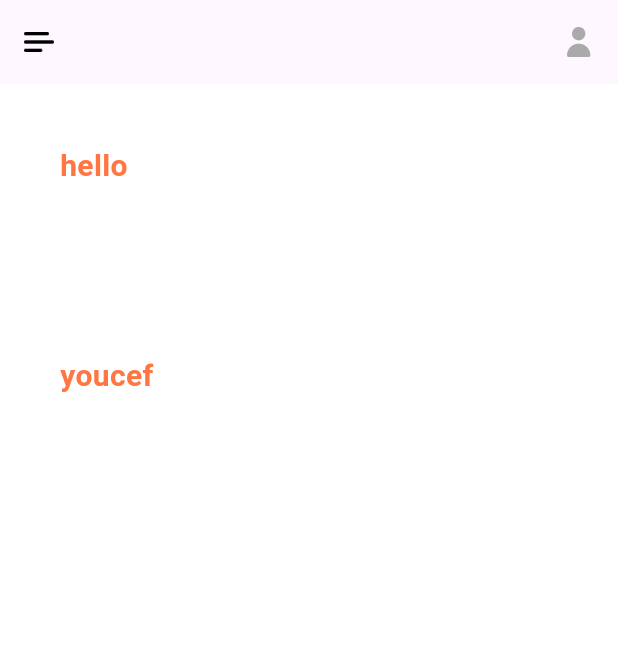
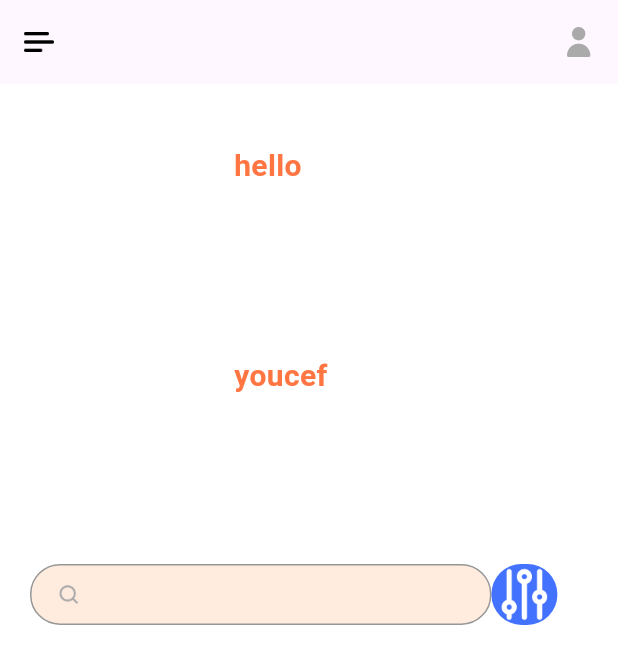
Before and after one commit to YoucefBm94/ulearning_app_bloc_provider, a Flutter app: the Homepage screen opened by its route, on a phone screen of 412 x 824 dp. Shown: the top 664 px of the screen. Run offline on Flutter 3.47's test engine with Material 3 defaults, Android fonts, the phone set to English and light mode, and no system bars; our stand-ins replace bloc, cloud_firestore, dots_indicator, firebase_auth, firebase_core, flutter_bloc and 4 more; accounts and stored records are empty.

Commit message:
add gestDetec Widget

```diff
--- a/lib/constants.dart
+++ b/lib/constants.dart
@@ -2,6 +2,8 @@ import 'package:flutter/material.dart';
 import 'package:ulearning_app_bloc_provider/size_config.dart';
 
 const kPrimaryColor = Color(0xFFFF7643);
+const kPrimaryColor2 = Color(0xFF4372FF);
+
 const kPrimaryLightColor = Color(0xFFFFECDF);
 const kPrimaryGradientColor = LinearGradient(
   begin: Alignment.topLeft,
--- a/lib/main.dart
+++ b/lib/main.dart
@@ -29,6 +29,7 @@ class MyApp extends StatelessWidget {
     return MultiBlocProvider(
       providers:AppBlocProviders.allBlocProviders,
       child: ScreenUtilInit(
+        designSize: const Size(375, 812),
         builder: (context, child) => MaterialApp.router(
           debugShowCheckedModeBanner: false,
           routerConfig: router,
--- a/lib/pages/home/home_page.dart
+++ b/lib/pages/home/home_page.dart
@@ -22,6 +22,10 @@ class _HomepageState extends State<Homepage> {
             homePageText("hello"),
 
             homePageText("youcef" ),
+            const SizedBox(
+              height: 20,
+            ),
+            searchView(),
           ],
         ),
       ),
--- a/lib/pages/home/home_widget.dart
+++ b/lib/pages/home/home_widget.dart
@@ -1,6 +1,7 @@
 import 'package:flutter/material.dart';
 
 import '../../constants.dart';
+import 'package:flutter_screenutil/flutter_screenutil.dart';
 
 AppBar buildAppBar() {
   return AppBar(
@@ -55,3 +56,59 @@ Widget homePageText(String text ,{Color? color=kPrimaryColor,int?Top}){
   );
 
 }
+Widget searchView(){
+  return Row(
+    children: [
+      Container(
+        width: 280.w,
+        height: 40.h,
+        decoration: BoxDecoration(
+          color: kPrimaryLightColor,
+          borderRadius: BorderRadius.circular(20),
+          border: Border.all(
+            color: kSecondaryColor,
+          ),
+        ),
+        child: Row(
+          children: [
+            Container(
+            margin: EdgeInsets.only(left: 16),
+              width: 16.w,
+              height: 16.h,
+              child: Image.asset('assets/icons/search.png'),
+            ),
+            Container(
+              height: 16.h,
+              width: 16.w,
+              child: const TextField(
+                keyboardType: TextInputType.multiline,
+                decoration: InputDecoration(
+                  hintText: "Search your course",
+                  hintStyle: TextStyle(
+                    color: kSecondaryColor,
+                  ),
+                  enabledBorder: InputBorder.none,
+                  focusedBorder: InputBorder.none,
+                ),
+              ),
+
+            ),
+          ],
+
+        ),
+
+      ),
+      GestureDetector(
+        child: Container(
+          width: 40.w,
+          height: 40.h,
+          decoration: BoxDecoration(
+            color: kPrimaryColor2,
+            borderRadius: BorderRadius.circular(20),
+          ),
+          child: Image.asset("assets/icons/options.png"),
+        ),
+      ),
+    ],
+  );
+}
--- a/pubspec.yaml
+++ b/pubspec.yaml
@@ -36,6 +36,7 @@ dependencies:
   # Use with the CupertinoIcons class for iOS style icons.
   cupertino_icons: ^1.0.6
   shared_preferences: ^2.2.3
+  flutter_screenutil: ^5.9.3
 
 dev_dependencies:
   flutter_test:
@@ -50,7 +51,6 @@ dev_dependencies:
   cupertino_icons: ^1.0.6
   flutter_bloc: ^8.1.6
   equatable: ^2.0.5
-  flutter_screenutil: ^5.9.3
   dots_indicator: ^3.0.0
   intl:
   cloud_firestore:
```
Also changed, not shown: pubspec.lock.
